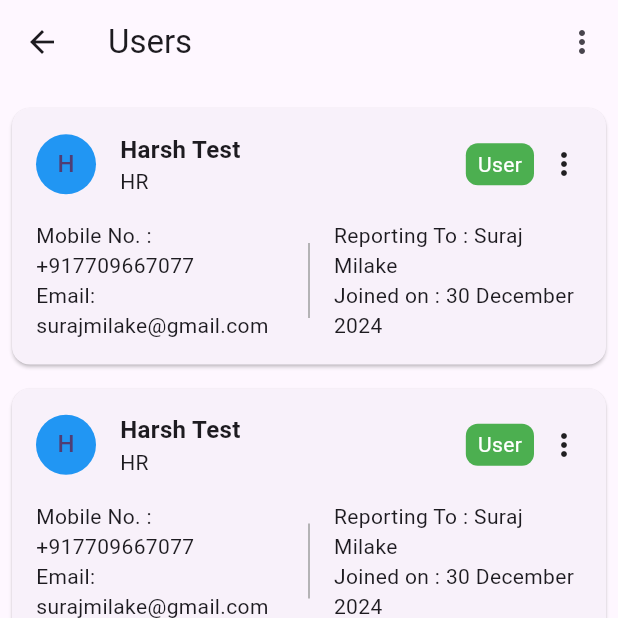
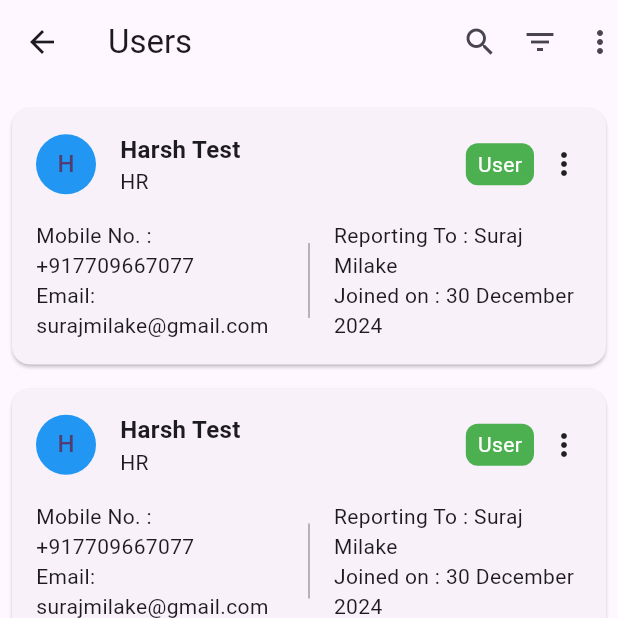
Before and after one commit to MilakeSuraj/Stemm_one-_UI_assignment, a Flutter app: the screen it shows after launch, on a phone screen of 412 x 824 dp, the top half of it. Run offline on Flutter 3.47's test engine with Material 3 defaults, Android fonts, the phone set to English and light mode, and no system bars; our stand-ins replace get.

Commit message:
home_screen.dart

```diff
--- a/one/lib/Screens/home_screen.dart
+++ b/one/lib/Screens/home_screen.dart
@@ -11,16 +11,18 @@ class _DemoScreenState extends State<DemoScreen> {
   @override
   Widget build(BuildContext context) {
     return Scaffold(
-      appBar: AppBar(
-        title: const Text('Users'),
-        leading: const Icon(Icons.arrow_back),
-        actions: [
-          IconButton(
-            icon: const Icon(Icons.more_vert),
-            onPressed: () => _showFilterDrawer(context),
-          ),
-        ],
-      ),
+     appBar: AppBar(
+  title: Text('Users'),
+  leading: Icon(Icons.arrow_back),
+  actions: [
+    Icon(Icons.search),
+    SizedBox(width: 16),
+    Icon(Icons.filter_list),
+    SizedBox(width: 16),
+    Icon(Icons.more_vert),
+  ],
+),
+
       body: ListView(
         padding: const EdgeInsets.all(8),
         children: List.generate(3, (index) => _buildUserCard()),
```
